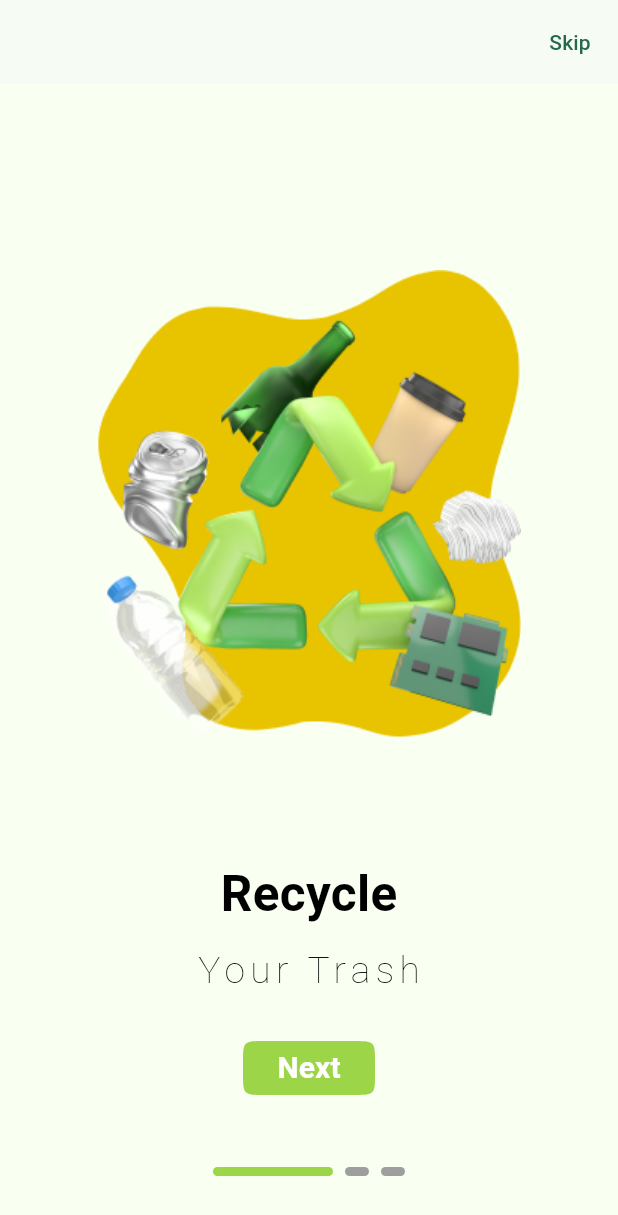
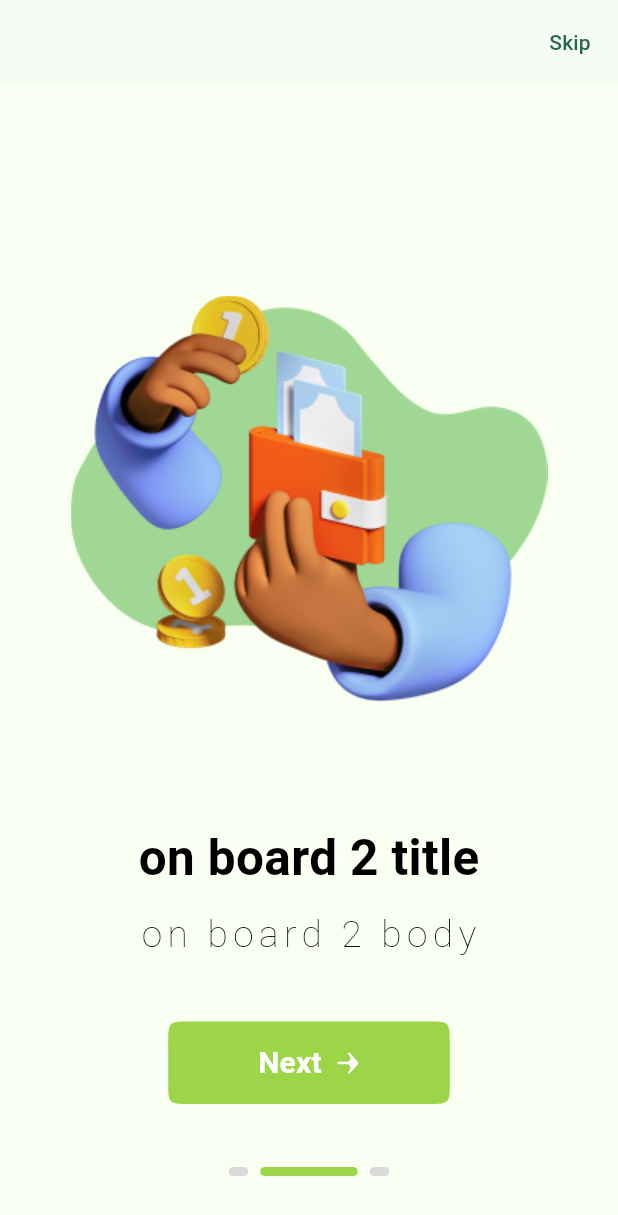
Before and after one commit to Marawanemad/Zero-Waste-App, a Flutter app: the screen it shows after launch, after a tap on "Next", on a phone screen of 412 x 824 dp. Shown: the top 1215 px of the screen. Run offline on Flutter 3.47's test engine with Material 3 defaults, Android fonts, the phone set to English and light mode, and no system bars; drawn by our look-alikes of smooth_page_indicator; our stand-ins replace dio, flutter_bloc, flutter_svg, shared_preferences; Roboto replaces fonts that are missing (Outfit).

Commit message:
some of the on boarding

```diff
--- a/lib/modules/onboarding/on_boarding_screen.dart
+++ b/lib/modules/onboarding/on_boarding_screen.dart
@@ -1,4 +1,5 @@
 import 'package:flutter/material.dart';
+import 'package:flutter_svg/flutter_svg.dart';
 import 'package:smooth_page_indicator/smooth_page_indicator.dart';
 import 'package:zerowasteapp/shared/assets.dart';
 import 'package:zerowasteapp/shared/extensions/context_width_extension.dart';
@@ -83,14 +84,19 @@ class _OnBoardingState extends State<OnBoarding> {
                 itemCount: boarding.length,
               ),
             ),
-            const DefaultBigButton(),
+            DefaultGreenButton(
+              boardController: boardController,
+              isLast: isLast,
+            ),
             const SizedBox(height: 42),
             SmoothPageIndicator(
               controller: boardController,
               count: boarding.length,
               effect: const ExpandingDotsEffect(
                 activeDotColor: CustomColors.vividGreen49,
+                dotColor: Color(0xFFD9D9D9),
                 dotHeight: 6,
+                dotWidth: 13,
                 expansionFactor: 5,
                 radius: 18,
               ),
@@ -141,21 +147,46 @@ class OnBoardingItemWidget extends StatelessWidget {
   }
 }
 
-class DefaultBigButton extends StatelessWidget {
-  const DefaultBigButton({super.key});
+class DefaultGreenButton extends StatelessWidget {
+  DefaultGreenButton(
+      {super.key, required this.isLast, required this.boardController});
+  bool isLast;
+  var boardController;
 
   @override
   Widget build(BuildContext context) {
     return MaterialButton(
-      onPressed: () {},
+      onPressed: () {
+        if (isLast) {
+          // endOnBoarding();
+        } else {
+          boardController.nextPage(
+            duration: const Duration(milliseconds: 750),
+            curve: Curves.easeInToLinear,
+          );
+        }
+      },
       color: CustomColors.vividGreen49,
       elevation: 0,
       shape: ContinuousRectangleBorder(
         borderRadius: BorderRadius.circular(15),
       ),
-      child: Text(
-        "Next",
-        style: CustomTextStyle.bold20.copyWith(color: Colors.white),
+      child: Padding(
+        padding: const EdgeInsets.symmetric(horizontal: 44, vertical: 13),
+        child: Row(
+          mainAxisSize: MainAxisSize.min,
+          children: [
+            Text(
+              "Next",
+              style: CustomTextStyle.bold20.copyWith(color: Colors.white),
+            ),
+            const SizedBox(width: 10),
+            SvgPicture.asset(
+              Assets.iconsArrow,
+              height: 15.0.getResponsiveFontSize(context),
+            ),
+          ],
+        ),
       ),
     );
   }
--- a/lib/shared/assets.dart
+++ b/lib/shared/assets.dart
@@ -1,18 +1,19 @@
 class Assets {
   Assets._();
 
+  /// Assets for iconsArrow
+  /// assets/icons/arrow.svg
+  static const String iconsArrow = "assets/icons/arrow.svg";
+
   /// Assets for imagesOnboardingOnboarding1
-  /// assets/images/onboarding/onboarding1.svg
-  static const String imagesOnboardingOnboarding1 =
-      "assets/images/onboarding/onboarding1.png";
+  /// assets/images/onboarding/onboarding1.png
+  static const String imagesOnboardingOnboarding1 = "assets/images/onboarding/onboarding1.png";
 
   /// Assets for imagesOnboardingOnboarding2
   /// assets/images/onboarding/onboarding2.png
-  static const String imagesOnboardingOnboarding2 =
-      "assets/images/onboarding/onboarding2.png";
+  static const String imagesOnboardingOnboarding2 = "assets/images/onboarding/onboarding2.png";
 
   /// Assets for imagesOnboardingOnboarding3
   /// assets/images/onboarding/onboarding3.png
-  static const String imagesOnboardingOnboarding3 =
-      "assets/images/onboarding/onboarding3.png";
+  static const String imagesOnboardingOnboarding3 = "assets/images/onboarding/onboarding3.png";
 }
```
Also changed, not shown: pubspec.yaml (+8 -1 lines).
